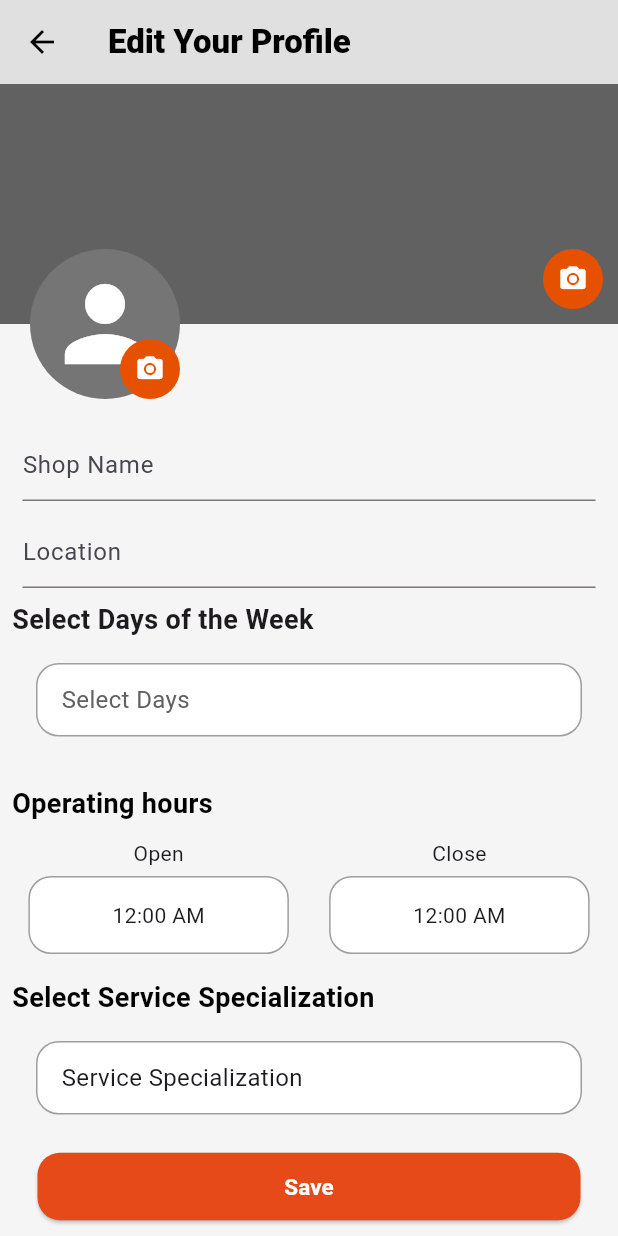
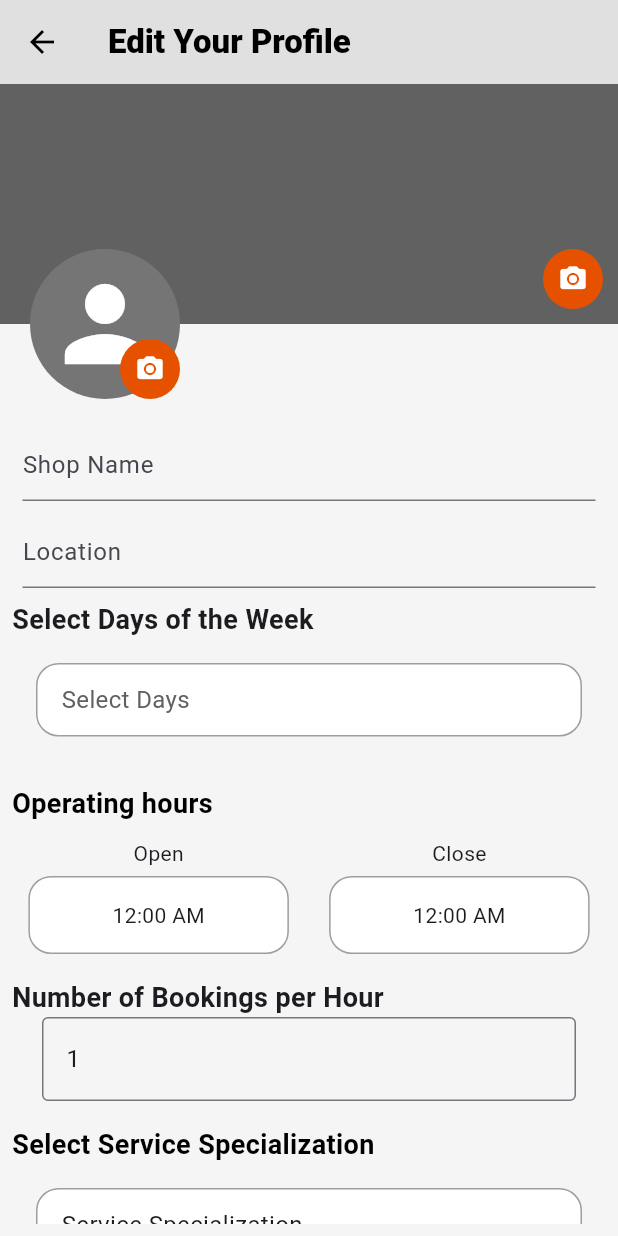
Before and after one commit to TechPyllars2024/AutoCareAutomotive, a Flutter app: the AutomotiveEditProfileScreen screen opened directly, on a phone screen of 412 x 824 dp. Run offline on Flutter 3.47's test engine with Material 3 defaults, Android fonts, the phone set to English and light mode, and no system bars; our stand-ins replace carousel_slider, cloud_firestore, curved_navigation_bar, file_picker, firebase_auth, firebase_core and 9 more; missing offline and left inert: flutter_pannable_rating_bar, flutter_pdfview; accounts and stored records are empty.

Commit message:
feature-profile_management: edited the profile model to have a selection of number of booking per hour

```diff
--- a/lib/ProfileManagement/screens/automotive_edit_profile.dart
+++ b/lib/ProfileManagement/screens/automotive_edit_profile.dart
@@ -9,6 +9,7 @@ import 'package:get/get.dart';
 import 'package:flutter/material.dart';
 import '../models/automotive_shop_profile_model.dart';
 import '../services/automotive_shop_edit_profile_services.dart';
+import '../widgets/numberOfBookings.dart';
 
 class AutomotiveEditProfileScreen extends StatefulWidget {
   const AutomotiveEditProfileScreen({super.key, this.child});
@@ -44,7 +45,7 @@ class _AutomotiveEditProfileScreenState
   late String _verificationStatus = '';
   late double _totalRatings;
   late int _numberOfRatings;
-
+  int _numberOfBookingPerHour = 1;
   String? uid;
   AutomotiveProfileModel? editProfile;
 
@@ -132,7 +133,6 @@ class _AutomotiveEditProfileScreenState
         );
         return;
       }
-
       try {
         // Proceed to save the profile
         await _automotiveShopEditProfileServices.saveProfile(
@@ -151,6 +151,7 @@ class _AutomotiveEditProfileScreenState
           verificationStatus: _verificationStatus,
           totalRatings: _totalRatings,
           numberOfRatings: _numberOfRatings,
+          numberOfBookingsPerHour: _numberOfBookingPerHour,
         );
 
         // Show success snackbar
@@ -198,6 +199,7 @@ class _AutomotiveEditProfileScreenState
               buildInputs(),
               dayOfTheWeekSelection(),
               timeSelection(),
+              numberOfBookingsSelection(),
               serviceSpecialization(),
               buildSaveButton(),
             ],
@@ -466,4 +468,30 @@ class _AutomotiveEditProfileScreenState
           ],
         ),
       );
+
+  Widget numberOfBookingsSelection() => Padding(
+    padding: const EdgeInsets.all(8.0),
+    child: Column(
+      crossAxisAlignment: CrossAxisAlignment.start,
+      children: [
+        const Text(
+          'Number of Bookings per Hour',
+          style: TextStyle(
+            fontSize: 18,
+            fontWeight: FontWeight.bold,
+          ),
+        ),
+        NumberInputController(
+          initialValue: _numberOfBookingPerHour, // Set the initial value from the state variable
+          min: 1,
+          max: 10,
+          onValueChanged: (value) {
+            setState(() {
+              _numberOfBookingPerHour = value; // Update the state variable when the input changes
+            });
+          },
+        ),
+      ],
+    ),
+  );
 }
```
